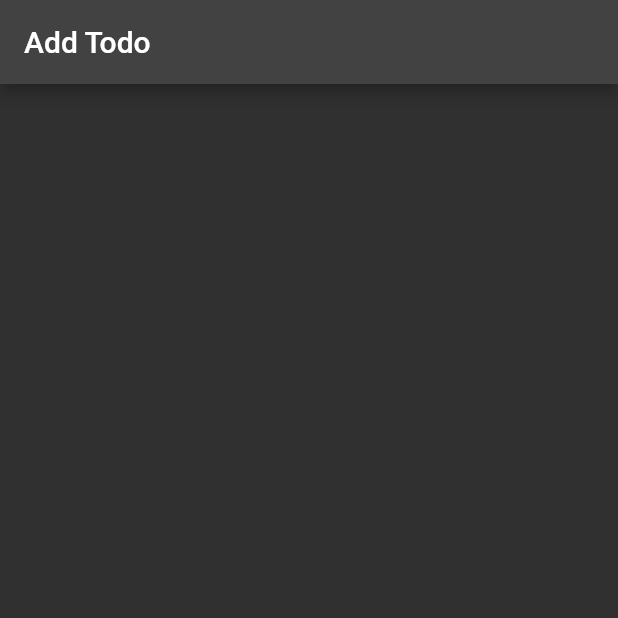
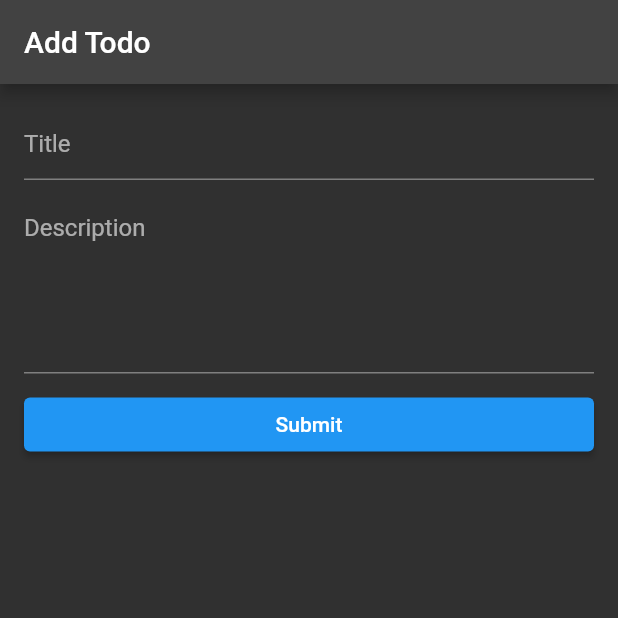
Before and after one commit to TAYBI/flutter_todo_app, a Flutter app: the AddTODO screen opened directly, on a phone screen of 412 x 824 dp, the top half of it. Run offline on Flutter 3.47's test engine with Material 2 defaults, Android fonts, the phone set to English and light mode, and no system bars.

Commit message:
add todo

```diff
--- a/lib/screens/add_todo.dart
+++ b/lib/screens/add_todo.dart
@@ -1,4 +1,7 @@
+import 'dart:convert';
+
 import 'package:flutter/material.dart';
+import 'package:http/http.dart' as http;
 
 class AddTODO extends StatefulWidget {
   const AddTODO({super.key});
@@ -8,12 +11,72 @@ class AddTODO extends StatefulWidget {
 }
 
 class _AddTODOState extends State<AddTODO> {
+  TextEditingController titleControler = TextEditingController();
+  TextEditingController descriptionControler = TextEditingController();
+
   @override
   Widget build(BuildContext context) {
     return Scaffold(
       appBar: AppBar(
         title: Text("Add Todo"),
       ),
+      body: ListView(padding: EdgeInsets.all(16), children: [
+        TextField(
+          controller: titleControler,
+          decoration: InputDecoration(hintText: 'Title'),
+        ),
+        SizedBox(height: 10),
+        TextField(
+          controller: descriptionControler,
+          decoration: InputDecoration(hintText: 'Description'),
+          keyboardType: TextInputType.multiline,
+          minLines: 5,
+          maxLines: 8,
+        ),
+        SizedBox(height: 10),
+        ElevatedButton(onPressed: submitData, child: Text('Submit'))
+      ]),
     );
   }
+
+  void submitData() async {
+    // get the data
+    final text = titleControler.text;
+    final description = descriptionControler.text;
+    final body = {
+      "title": text,
+      "description": description,
+      "is_completed": false
+    };
+    print(body);
+
+    final url = 'http://api.nstack.in/v1/todos';
+    final uri = Uri.parse(url);
+    final response = await http.post(uri,
+        body: jsonEncode(body), headers: {'Content-Type': 'application/json'});
+
+    if (response.statusCode == 201) {
+      titleControler.text = '';
+      descriptionControler.text = '';
+      showMessageSuccess('Todo added');
+      print(response.body);
+    } else {
+      showMessageError('Something went wrong');
+    }
+  }
+
+  void showMessageSuccess(msg) {
+    final snackBar = SnackBar(content: Text(msg));
+    ScaffoldMessenger.of(context).showSnackBar(snackBar);
+  }
+
+  void showMessageError(msg) {
+    final snackBar = SnackBar(
+        backgroundColor: Colors.red,
+        content: Text(
+          msg,
+          style: TextStyle(color: Colors.white),
+        ));
+    ScaffoldMessenger.of(context).showSnackBar(snackBar);
+  }
 }
--- a/pubspec.yaml
+++ b/pubspec.yaml
@@ -35,6 +35,7 @@ dependencies:
   # The following adds the Cupertino Icons font to your application.
   # Use with the CupertinoIcons class for iOS style icons.
   cupertino_icons: ^1.0.2
+  http: ^1.0.0
 
 dev_dependencies:
   flutter_test:
```
Also changed, not shown: pubspec.lock.
